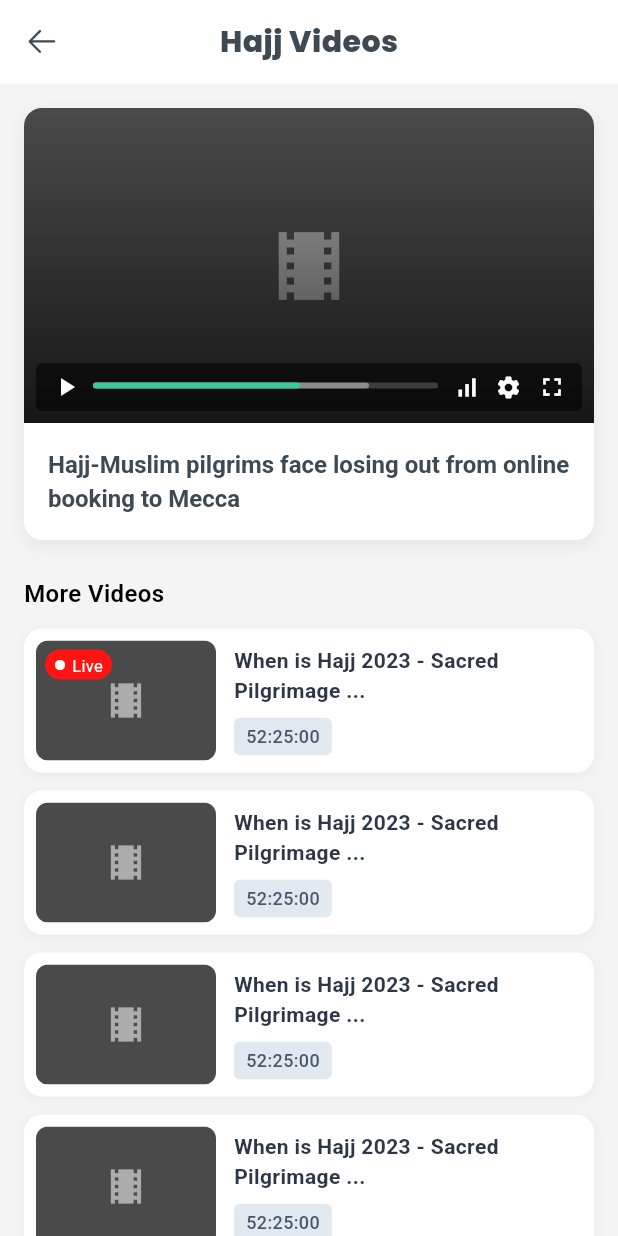
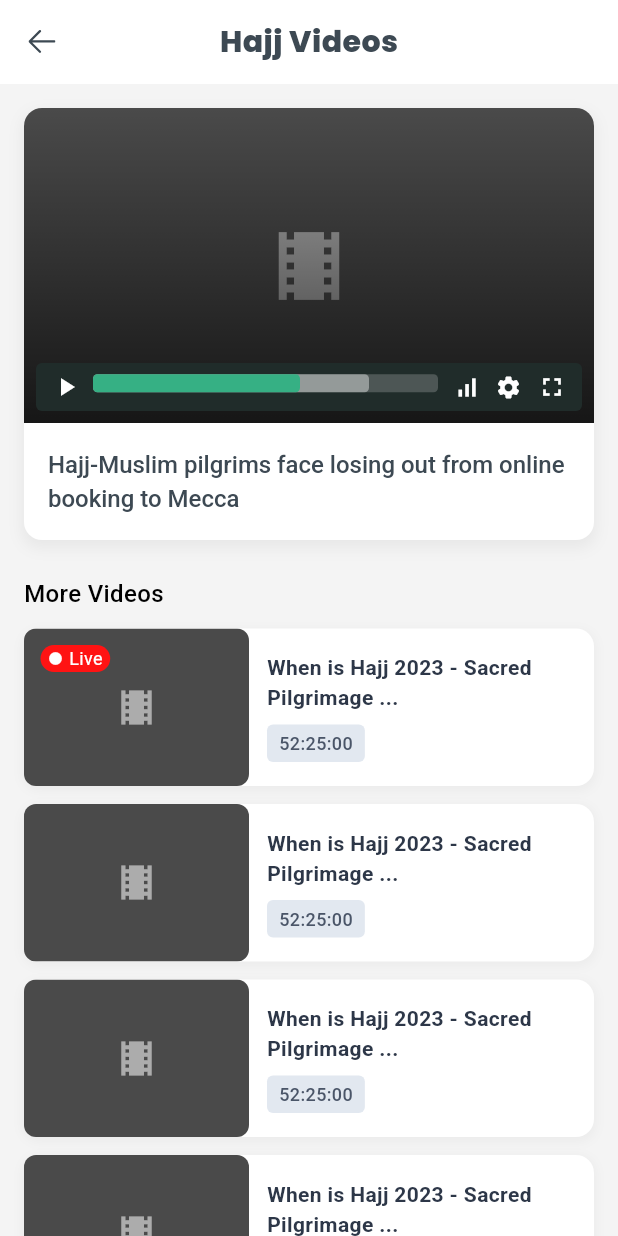
Before and after one commit to ajlank/Muslim-_pro_app_ui_component, a Flutter app: the screen it shows after launch, on a phone screen of 412 x 824 dp. Run offline on Flutter 3.47's test engine with Material 3 defaults, Android fonts, the phone set to English and light mode, and no system bars; our stand-ins replace flutter_svg.

Commit message:
dfsdf
dfsdf

```diff
--- a/muslim_pro_ui/lib/hajj_videos_2/hajj_videos_two.dart
+++ b/muslim_pro_ui/lib/hajj_videos_2/hajj_videos_two.dart
@@ -67,7 +67,7 @@ class HajjVideosTwo extends StatelessWidget {
                 style: TextStyle(
                   fontFamily: 'roboto',
                   fontSize: 16,
-                  fontWeight: FontWeight.w600,
+                  fontWeight: FontWeight.w500,
                   color: Color(0xFF000000),
                 ),
               ),
@@ -112,7 +112,7 @@ class _MainVideoPlayer extends StatelessWidget {
           borderRadius: BorderRadius.circular(12),
           boxShadow: [
             BoxShadow(
-              color: Colors.grey.withOpacity(0.15),
+              color: Colors.grey.withValues(alpha: 0.15),
               spreadRadius: 1,
               blurRadius: 8,
               offset: const Offset(0, 4),
@@ -176,7 +176,7 @@ class _MainVideoPlayer extends StatelessWidget {
                 'Hajj-Muslim pilgrims face losing out from online booking to Mecca',
                 style: Theme.of(context).textTheme.bodyMedium!.copyWith(
                   fontFamily: 'roboto',
-                  fontWeight: FontWeight.w700,
+                  fontWeight: FontWeight.w500,
                   fontSize: 16,
                   letterSpacing: 0,
                   color: Color(0xFF3D4953),
@@ -209,13 +209,12 @@ class _VideoListItem extends StatelessWidget {
     return Padding(
       padding: const EdgeInsets.fromLTRB(16, 0, 16, 12),
       child: Container(
-        padding: const EdgeInsets.all(8.0),
         decoration: BoxDecoration(
           color: AppColors.appBarAndCardBackground,
           borderRadius: BorderRadius.circular(12),
           boxShadow: [
             BoxShadow(
-              color: Colors.grey.withOpacity(0.1),
+              color: Colors.grey.withValues(alpha: 0.1),
               spreadRadius: 1,
               blurRadius: 5,
               offset: const Offset(0, 2),
@@ -230,8 +229,8 @@ class _VideoListItem extends StatelessWidget {
                 ClipRRect(
                   borderRadius: BorderRadius.circular(8.0),
                   child: Container(
-                    width: 120,
-                    height: 80,
+                    width: 150,
+                    height: 105,
                     color: AppColors.placeholderBackground,
                     child: const Icon(
                       Icons.theaters,
@@ -274,15 +273,16 @@ class _VideoListItem extends StatelessWidget {
   }
 }
 
-/// A small red "Live" badge with a circle icon.
 class _LiveBadge extends StatelessWidget {
   const _LiveBadge();
 
   @override
   Widget build(BuildContext context) {
-    return Container(
-      padding: const EdgeInsets.symmetric(horizontal: 6, vertical: 3),
-      height: 20,
+    return Padding(
+      padding: const EdgeInsets.all(5.0),
+      child: Container(
+        padding: EdgeInsets.symmetric(horizontal: 5),
+        height: 18,
         decoration: BoxDecoration(
           color: Color(0xFFFF1313), // red background
           borderRadius: BorderRadius.circular(12), // pill shape
@@ -290,18 +290,23 @@ class _LiveBadge extends StatelessWidget {
         child: Row(
           mainAxisSize: MainAxisSize.min,
           children: [
-          const Icon(Icons.circle, color: Colors.white, size: 8), // small dot
+            const Icon(
+              Icons.circle,
+              color: Colors.white,
+              size: 10,
+            ), // small dot
             const SizedBox(width: 4),
             Text(
               'Live',
               style: Theme.of(context).textTheme.bodyMedium!.copyWith(
                 fontFamily: 'roboto',
                 fontWeight: FontWeight.w400,
-              fontSize: 11,
-              color: Colors.white,
+                fontSize: 12,
+                color: Color(0XFFffffff),
               ),
             ),
           ],
+        ),
       ),
     );
   }
--- a/muslim_pro_ui/lib/main.dart
+++ b/muslim_pro_ui/lib/main.dart
@@ -213,38 +213,45 @@ class VideoControllerBar extends StatelessWidget {
     return Container(
       padding: const EdgeInsets.symmetric(horizontal: 10.0, vertical: 6.0),
       decoration: BoxDecoration(
-        color: Colors.black.withValues(alpha: 0.55), // ✅ darker like screenshot
+        color: Color(0xFF202C2A), // ✅ darker like screenshot
         borderRadius: BorderRadius.circular(4), // ✅ smaller radius
       ),
       child: Row(
         crossAxisAlignment: CrossAxisAlignment.center,
         children: [
           // ✅ Play icon (smaller & white)
-          const Icon(Icons.play_arrow, color: Colors.white, size: 20),
+          GestureDetector(
+            onTap: () {
+              print('Play button tapped');
+            },
+            child: const Icon(Icons.play_arrow, color: Colors.white, size: 20),
+          ),
           const SizedBox(width: 8),
 
           // ✅ Progress bar — thinner & accurate color
           Expanded(
-            child: SizedBox(
-              height: 6,
+            child: Container(
+              height: 17,
               child: Stack(
                 children: [
                   // Buffer progress (background bar)
                   LinearProgressIndicator(
+                    minHeight: 12,
                     value: 0.8,
-                    backgroundColor: Colors.white.withOpacity(0.20),
+                    backgroundColor: Colors.white.withValues(alpha: 0.20),
                     valueColor: AlwaysStoppedAnimation<Color>(
-                      Colors.white.withOpacity(0.40),
+                      Colors.white.withValues(alpha: 0.40),
                     ),
                     borderRadius: BorderRadius.circular(3),
                   ),
 
                   // Played progress bar
                   LinearProgressIndicator(
+                    minHeight: 12,
                     value: 0.6,
                     backgroundColor: Colors.transparent,
                     valueColor: const AlwaysStoppedAnimation<Color>(
-                      Color(0xFF3DC995), // ✅ matched green to screenshot
+                      Color(0xFF36B084), // ✅ matched green to screenshot
                     ),
                     borderRadius: BorderRadius.circular(3),
                   ),
```
Lines whose indentation alone changed are shown as unchanged.
